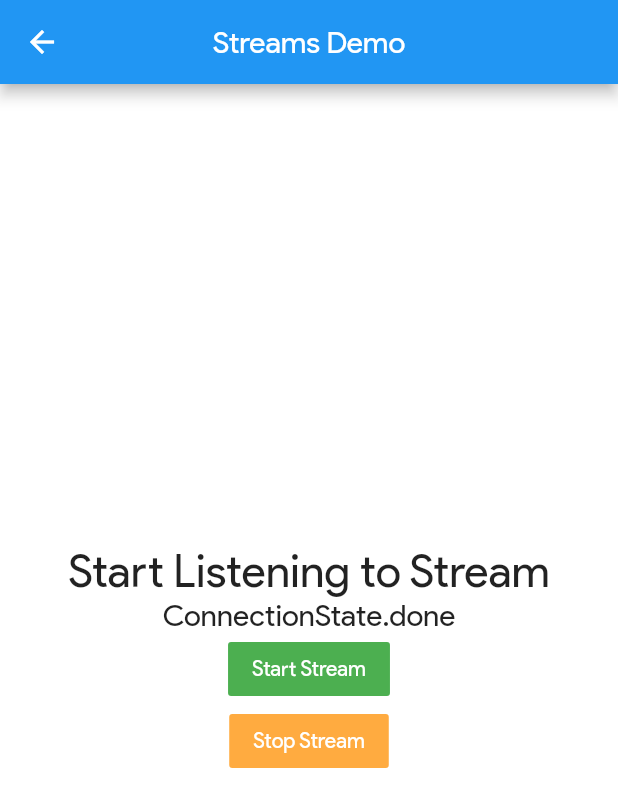
After one commit to madhavtripathi05/Flutter-Examples, a Flutter app: the screen it shows after launch, item 2 of the bottom bar chosen, after a tap on "Stream Demo", on a phone screen of 412 x 824 dp. The commit adds this screen. Shown: the top 807 px of the screen. Run offline on Flutter 3.47's test engine with Material 2 defaults, Android fonts, the phone set to English and light mode, and no system bars; our stand-ins replace simple_animations.

Commit message:
stream demo

```diff
--- a/material_app/lib/main.dart
+++ b/material_app/lib/main.dart
@@ -4,6 +4,7 @@ import 'package:material_app/widgets/async_await.dart';
 import 'package:material_app/widgets/gridview_builder.dart';
 import 'package:material_app/widgets/http_demo.dart';
 import 'package:material_app/widgets/listview_builder.dart';
+import 'package:material_app/widgets/stream_demo.dart';
 
 import './screens/home_screen.dart';
 import './screens/screen1.dart';
@@ -51,6 +52,7 @@ class MyApp extends StatelessWidget {
         ScaffoldWidget.routeName: (context) => ScaffoldWidget(),
         Screen1.routeName: (context) => Screen1(),
         Screen2.routeName: (context) => Screen2(),
+        StreamDemo.routeName: (context) => StreamDemo(),
         SlidersDemo.routeName: (context) => SlidersDemo(),
         StackWidget.routeName: (context) => StackWidget(),
       },
--- a/material_app/lib/widgets/scaffold_widget.dart
+++ b/material_app/lib/widgets/scaffold_widget.dart
@@ -4,6 +4,7 @@ import 'package:flutter/material.dart';
 import 'package:material_app/screens/confirmation_acknowledgement.dart';
 import 'package:material_app/widgets/async_await.dart';
 import 'package:material_app/widgets/http_demo.dart';
+import 'package:material_app/widgets/stream_demo.dart';
 
 import '../screens/home_screen.dart';
 
@@ -62,6 +63,7 @@ class _ScaffoldWidgetState extends State<ScaffoldWidget> {
         ],
       ),
       body: Center(
+        child: SingleChildScrollView(
           child: Column(
             children: <Widget>[
               Text('Start interacting with different buttons for testing',
@@ -100,7 +102,15 @@ class _ScaffoldWidgetState extends State<ScaffoldWidget> {
               RaisedButton(
                 color: myColor,
                 textColor: Colors.white,
-              onPressed: () => Navigator.pushNamed(context, HttpDemo.routeName),
+                onPressed: () =>
+                    Navigator.pushNamed(context, StreamDemo.routeName),
+                child: Text('Stream Demo'),
+              ),
+              RaisedButton(
+                color: myColor,
+                textColor: Colors.white,
+                onPressed: () =>
+                    Navigator.pushNamed(context, HttpDemo.routeName),
                 child: Text('HTTP Demo'),
               ),
               RaisedButton(
@@ -146,6 +156,7 @@ class _ScaffoldWidgetState extends State<ScaffoldWidget> {
                 child: Text('GridView'),
               ),
             ],
+          ),
         ),
       ),
       drawer: Drawer(
--- /dev/null
+++ b/material_app/lib/widgets/stream_demo.dart
@@ -0,0 +1,109 @@
+import 'dart:async';
+import 'dart:math';
+
+import 'package:flutter/material.dart';
+
+class StreamDemo extends StatefulWidget {
+  static const routeName = '/stream-demo';
+  @override
+  _StreamDemoState createState() => _StreamDemoState();
+}
+
+// to Control our Stream
+StreamController streamController = StreamController<int>();
+// this is our stream
+Stream stream = streamController.stream;
+
+class _StreamDemoState extends State<StreamDemo> {
+  @override
+  void initState() {
+    streamController.add(0);
+    super.initState();
+  }
+
+  // Subscribing to Stream and listening
+  StreamSubscription streamSubscription1 =
+      streamController.stream.listen((event) {
+    print(event);
+  });
+
+  @override
+  void dispose() {
+    // never forget to cancel the Stream Subscription
+    flow = false;
+    streamSubscription1.cancel();
+    super.dispose();
+  }
+
+  // this will control our stream
+  bool flow = false;
+
+  // Future returns all the data at once where Stream gives(yields) continuous flow of data
+  // notice the * after async, this is what separates Future from Stream
+  Stream<int> getRandomIntegers() async* {
+    while (flow) {
+      await Future.delayed(Duration(seconds: 1));
+      yield Random().nextInt(100);
+    }
+  }
+
+  @override
+  Widget build(BuildContext context) {
+    return Scaffold(
+      backgroundColor: Colors.white,
+      appBar: AppBar(
+        title: Text('Streams Demo'),
+        centerTitle: true,
+      ),
+      body: Center(
+        child: Column(
+          mainAxisAlignment: MainAxisAlignment.center,
+          children: <Widget>[
+            StreamBuilder(
+                stream: getRandomIntegers(),
+                builder: (context, snapshot) {
+                  return Column(
+                    children: <Widget>[
+                      Text(
+                        !snapshot.hasData
+                            ? 'Start Listening to Stream'
+                            : 'Data: ${snapshot.data}',
+                        style: TextStyle(fontSize: 30),
+                      ),
+                      Text(
+                        '${snapshot.connectionState}',
+                        style: TextStyle(fontSize: 20),
+                      ),
+                    ],
+                  );
+                }),
+            FlatButton(
+              textColor: Colors.white,
+              color: Colors.green,
+              onPressed: () {
+                setState(() => flow = true);
+              },
+              child: Text('Start Stream'),
+            ),
+            FlatButton(
+              textColor: Colors.white,
+              color: Colors.orangeAccent,
+              onPressed: () {
+                setState(() => flow = false);
+              },
+              child: Text('Stop Stream'),
+            ),
+            // FlatButton(
+            //   textColor: Colors.white,
+            //   color: Colors.red,
+            //   onPressed: () {
+            //     streamController.close();
+            //   },0
+            //   child: Text('Close Stream'),
+            // ),
+          ],
+        ),
+      ),
+    );
+  }
+}
```
Also changed, not shown: material_app/pubspec.lock. Lines whose indentation alone changed are shown as unchanged.
